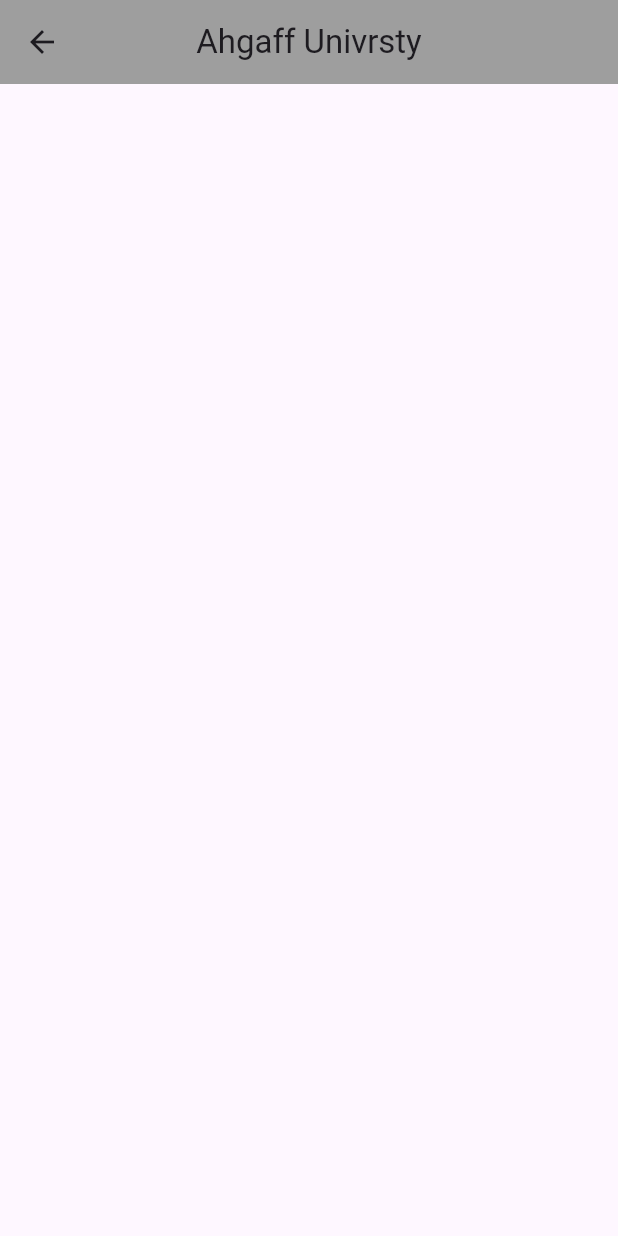
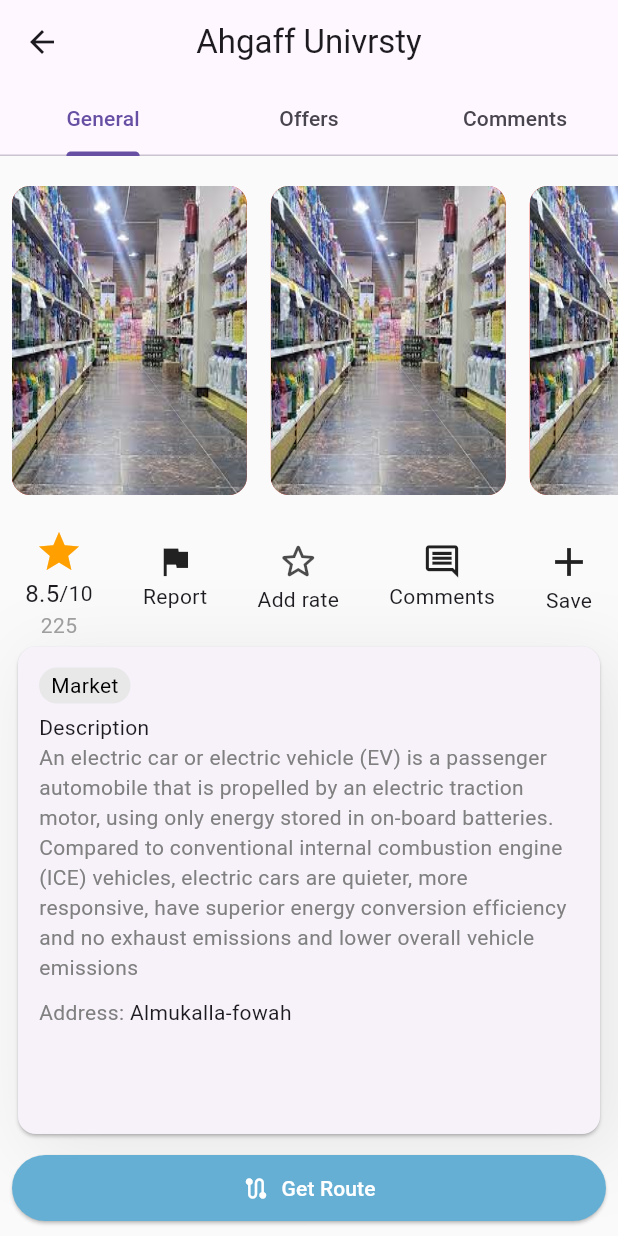
Before and after one commit to m313a313/EMA-Flutter, a Flutter app: the PlacePage screen opened directly with sample values from the repository, on a phone screen of 412 x 824 dp. Run offline on Flutter 3.47's test engine with Material 3 defaults, Android fonts, the phone set to English and light mode, and no system bars; our stand-ins replace dio, flutter_bloc, google_maps_flutter, lite_rolling_switch, modal_progress_hud_nsn, shared_preferences; accounts and stored records are empty.

Commit message:
add tap bar and general page

```diff
--- a/lib/main.dart
+++ b/lib/main.dart
@@ -7,9 +7,9 @@ import 'package:ema/pages/home_page.dart';
 // import 'package:ema/shared/constants.dart';
 import 'package:ema/shared/network/local_network.dart';
 
-void main()async {
+void main() async {
   WidgetsFlutterBinding.ensureInitialized();
- await LocalNetwork.shared_prefrence_initlzation();
+  await LocalNetwork.shared_prefrence_initlzation();
 //  userId = LocalNetwork.getUserIdFromCash();
   runApp(const Market());
 }
@@ -22,7 +22,12 @@ class Market extends StatelessWidget {
     return BlocProvider(
         create: ((context) => AuthCubit()),
         child: MaterialApp(
-          home:HomePage(),
+          theme: ThemeData(
+              //useMaterial3: false,
+
+              // colorScheme: ColorScheme.fromSeed(seedColor: Colors.blue),
+              ),
+          home: HomePage(),
         ));
   }
 }
--- a/lib/pages/google_map_page.dart
+++ b/lib/pages/google_map_page.dart
@@ -1,9 +1,9 @@
 import 'dart:async';
 
+import 'package:ema/place_info/place.dart';
 import 'package:flutter/material.dart';
 import 'package:google_maps_flutter/google_maps_flutter.dart';
 import 'package:ema/Models/places.dart';
-import 'package:ema/pages/place_page.dart';
 
 class GoogleMapPage extends StatefulWidget {
   const GoogleMapPage({super.key});
--- a/lib/pages/place_page.dart
+++ /dev/null
@@ -1,17 +0,0 @@
-import 'package:flutter/material.dart';
-import 'package:ema/Models/places.dart';
-
-class PlacePage extends StatelessWidget {
-  const PlacePage({super.key, required this.place});
-  final Places place;
-  @override
-  Widget build(BuildContext context) {
-    return Scaffold(
-      appBar: AppBar(
-        backgroundColor: Colors.grey,
-        title: Text(place.placeName),
-        centerTitle: true,
-      ),
-    );
-  }
-}
--- /dev/null
+++ b/lib/place_info/General page/general_page.dart
@@ -0,0 +1,100 @@
+import 'package:ema/place_info/General%20page/widgets/custom_place_imgs_listview.dart';
+import 'package:ema/place_info/General%20page/widgets/place_details_container.dart';
+import 'package:flutter/cupertino.dart';
+import 'package:flutter/material.dart';
+import 'package:flutter/widgets.dart';
+
+class GeneralPage extends StatelessWidget {
+  const GeneralPage({super.key});
+
+  @override
+  Widget build(BuildContext context) {
+    return Column(
+      crossAxisAlignment: CrossAxisAlignment.start,
+      children: [
+        SizedBox(
+          height: 20,
+        ),
+        CustomPlaceImagesListView(),
+        SizedBox(
+          height: 12,
+        ),
+        Row(
+          mainAxisAlignment: MainAxisAlignment.spaceAround,
+          children: [
+            Column(
+              children: [
+                SizedBox(
+                  height: 10,
+                ),
+                Icon(
+                  Icons.star,
+                  color: Colors.amber[700],
+                  size: 32,
+                ),
+                Row(children: [
+                  Text(
+                    '8.5',
+                    style: TextStyle(fontSize: 16),
+                  ),
+                  Text('/10')
+                ]),
+                Text(
+                  '225',
+                  style: TextStyle(fontSize: 14, color: Colors.grey),
+                )
+              ],
+            ),
+            const Column(
+              children: [
+                Icon(
+                  Icons.flag,
+                  size: 26,
+                ),
+                Text('Report')
+              ],
+            ),
+            Column(
+              children: [
+                Icon(Icons.star_border_rounded,
+                    size: 30, color: Colors.black.withOpacity(0.7)),
+                Text('Add rate')
+              ],
+            ),
+            Column(
+              children: [
+                Icon(Icons.comment_outlined, size: 26),
+                Text('Comments'),
+              ],
+            ),
+            Column(
+              children: [Icon(Icons.add, size: 32), Text('Save')],
+            )
+          ],
+        ),
+        Expanded(
+          child: Padding(
+            padding: const EdgeInsets.symmetric(horizontal: 8.0),
+            child: PlaceDetailsContainer(),
+          ),
+        ),
+        Padding(
+          padding: const EdgeInsets.all(8.0),
+          child: ElevatedButton.icon(
+            icon: Icon(Icons.route),
+            onPressed: () {},
+            label: Text('Get Route'),
+            style: ElevatedButton.styleFrom(
+                minimumSize: const Size.fromHeight(30),
+                padding: EdgeInsets.all(12),
+                backgroundColor: Color.fromARGB(255, 102, 175, 212),
+                foregroundColor: Colors.white,
+                shape: RoundedRectangleBorder(
+                  borderRadius: BorderRadius.circular(32),
+                )),
+          ),
+        )
+      ],
+    );
+  }
+}
--- /dev/null
+++ b/lib/place_info/General page/widgets/custom_listview_place_image.dart
@@ -0,0 +1,17 @@
+import 'package:flutter/material.dart';
+
+class CustomListViewPlaceImg extends StatelessWidget {
+  const CustomListViewPlaceImg({super.key});
+
+  @override
+  Widget build(BuildContext context) {
+    return Container(
+      width: MediaQuery.of(context).size.height * .19,
+      decoration: BoxDecoration(
+          color: Colors.red,
+          image: const DecorationImage(
+              image: AssetImage('images/test.jpeg'), fit: BoxFit.fill),
+          borderRadius: BorderRadius.circular(12)),
+    );
+  }
+}
--- /dev/null
+++ b/lib/place_info/General page/widgets/custom_place_imgs_listview.dart
@@ -0,0 +1,21 @@
+import 'package:ema/place_info/General%20page/widgets/custom_listview_place_image.dart';
+import 'package:flutter/material.dart';
+
+class CustomPlaceImagesListView extends StatelessWidget {
+  const CustomPlaceImagesListView({super.key});
+
+  @override
+  Widget build(BuildContext context) {
+    return SizedBox(
+      height: MediaQuery.of(context).size.height * .25,
+      child: ListView.builder(
+          scrollDirection: Axis.horizontal,
+          itemBuilder: (context, count) {
+            return const Padding(
+              padding: EdgeInsets.symmetric(horizontal: 8.0),
+              child: CustomListViewPlaceImg(),
+            );
+          }),
+    );
+  }
+}
--- /dev/null
+++ b/lib/place_info/General page/widgets/place_details_container.dart
@@ -0,0 +1,71 @@
+
+
+import 'package:flutter/material.dart';
+
+class PlaceDetailsContainer extends StatelessWidget {
+  const PlaceDetailsContainer({
+    super.key,
+  });
+
+  @override
+  Widget build(BuildContext context) {
+    return Container(
+      decoration: BoxDecoration(boxShadow: [
+        BoxShadow(
+            color: Colors.grey.withOpacity(0.2),
+            blurRadius: 40,
+            spreadRadius: 0,
+            offset: Offset(10, 10)),
+      ]),
+      width: double.infinity,
+      child: Card(
+        child: Padding(
+          padding: EdgeInsets.all(14),
+          child: Expanded(
+            child: Column(
+              crossAxisAlignment: CrossAxisAlignment.start,
+              children: [
+                Container(
+                  decoration: BoxDecoration(
+                      borderRadius: BorderRadius.circular(12),
+                      color: Color(0xffE8E8E8)),
+                  child: Padding(
+                    padding: const EdgeInsets.symmetric(
+                        horizontal: 8.0, vertical: 2),
+                    child: Text(
+                      'Market',
+                      style: TextStyle(color: Colors.black),
+                    ),
+                  ),
+                ),
+                SizedBox(
+                  height: 6,
+                ),
+                Text(
+                  'Description',
+                  style: TextStyle(fontSize: 14),
+                ),
+                Text(
+                  'An electric car or electric vehicle (EV) is a passenger automobile that is propelled by an electric traction motor, using only energy stored in on-board batteries. Compared to conventional internal combustion engine (ICE) vehicles, electric cars are quieter, more responsive, have superior energy conversion efficiency and no exhaust emissions and lower overall vehicle emissions',
+                  style: TextStyle(color: Color(0xff808080)),
+                ),
+                SizedBox(
+                  height: 10,
+                ),
+                Row(
+                  children: [
+                    Text(
+                      'Address:',
+                      style: TextStyle(color: Color(0xff808080)),
+                    ),
+                    Text(' Almukalla-fowah')
+                  ],
+                ),
+              ],
+            ),
+          ),
+        ),
+      ),
+    );
+  }
+}
--- /dev/null
+++ b/lib/place_info/place.dart
@@ -0,0 +1,44 @@
+import 'package:ema/place_info/General%20page/general_page.dart';
+import 'package:flutter/material.dart';
+import 'package:ema/Models/places.dart';
+
+class PlacePage extends StatefulWidget {
+  const PlacePage({super.key, required this.place});
+  final Places place;
+
+  @override
+  State<PlacePage> createState() => _PlacePageState();
+}
+
+class _PlacePageState extends State<PlacePage> {
+  @override
+  Widget build(BuildContext context) {
+    return DefaultTabController(
+      length: 3,
+      child: Scaffold(
+        backgroundColor: const Color(0xffFAFAFA),
+        appBar: AppBar(
+          //  backgroundColor: Colors.grey,
+          title: Text(widget.place.placeName),
+          bottom: const TabBar(tabs: [
+            Tab(text: 'General'),
+            Tab(
+              text: 'Offers',
+            ),
+            Tab(
+              text: 'Comments',
+            )
+          ]),
+          centerTitle: true,
+        ),
+        body: const TabBarView(
+          children: [
+            GeneralPage(),
+            Text('offers'),
+            Text('comments'),
+          ],
+        ),
+      ),
+    );
+  }
+}
```
Also changed, not shown: images/test.jpeg (added), images/test_image.png (added).
